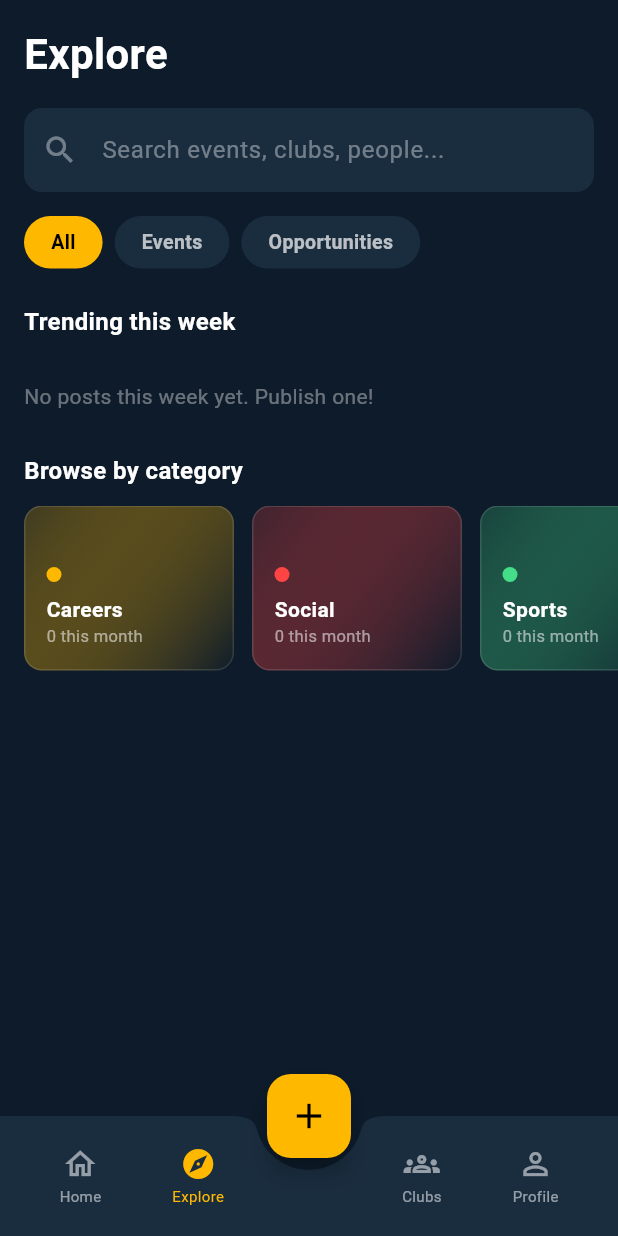
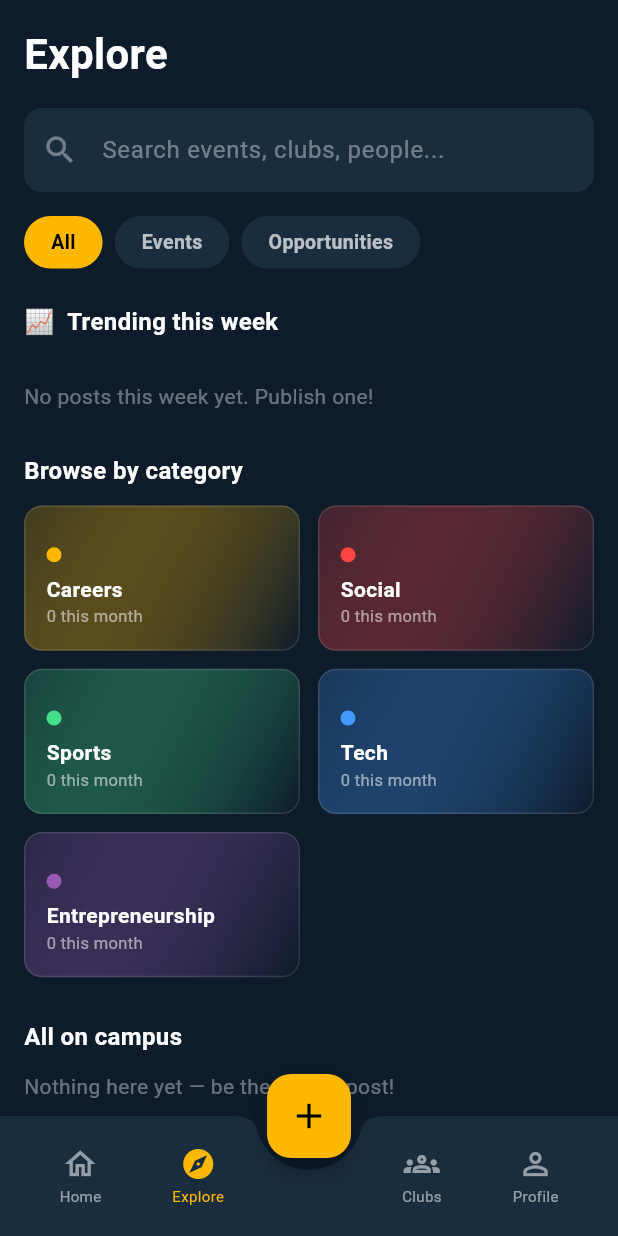
Before and after one commit to dindihabeeb/mobile_dev_formative_assignment_1, a Flutter app: the screen it shows after launch, on a phone screen of 412 x 824 dp. Run offline on Flutter 3.47's test engine with Material 3 defaults, Android fonts, the phone set to English and light mode, and no system bars; our stand-ins replace image_picker.

Commit message:
feat: redesign explore screen and add post validation

```diff
--- a/lib/Screens/explore.dart
+++ b/lib/Screens/explore.dart
@@ -20,6 +20,7 @@ class _ExploreScreenState extends State<ExploreScreen> {
     'Social': Color(0xFFFF4444),
     'Sports': Color(0xFF44DD88),
     'Tech': Color(0xFF4499FF),
+    'Entrepreneurship': Color(0xFF9B59B6),
   };
 
   List<Post> _filtered(List<Post> all) {
@@ -61,9 +62,6 @@ class _ExploreScreenState extends State<ExploreScreen> {
       builder: (context, allPosts, _) {
         final filtered = _filtered(allPosts);
         final trending = _trending(filtered);
-        final isFiltering = _searchQuery.isNotEmpty ||
-            _typeFilter != 'All' ||
-            _categoryFilter.isNotEmpty;
 
         return Scaffold(
           backgroundColor: const Color(0xFF0D1B2A),
@@ -88,14 +86,12 @@ class _ExploreScreenState extends State<ExploreScreen> {
 
                         const SizedBox(height: 16),
 
-                        // Search bar
                         TextField(
                           onChanged: (v) =>
                               setState(() => _searchQuery = v),
                           style: const TextStyle(color: Colors.white),
                           decoration: InputDecoration(
-                            hintText:
-                                'Search events, clubs, people...',
+                            hintText: 'Search events, clubs, people...',
                             hintStyle:
                                 const TextStyle(color: Colors.white38),
                             prefixIcon: const Icon(Icons.search,
@@ -111,7 +107,6 @@ class _ExploreScreenState extends State<ExploreScreen> {
 
                         const SizedBox(height: 16),
 
-                        // Type filter chips
                         SingleChildScrollView(
                           scrollDirection: Axis.horizontal,
                           child: Row(
@@ -124,13 +119,18 @@ class _ExploreScreenState extends State<ExploreScreen> {
 
                         const SizedBox(height: 24),
 
-                        const Text(
+                        Row(
+                          children: const [
+                            Text('📈  ', style: TextStyle(fontSize: 16)),
+                            Text(
                               'Trending this week',
                               style: TextStyle(
                                 color: Colors.white,
                                 fontSize: 16,
                                 fontWeight: FontWeight.bold,
                               ),
+                            ),
+                          ],
                         ),
 
                         const SizedBox(height: 12),
@@ -139,7 +139,7 @@ class _ExploreScreenState extends State<ExploreScreen> {
                   ),
                 ),
 
-                // Carousel post cards
+                // Trending carousel
                 SliverToBoxAdapter(
                   child: trending.isEmpty
                       ? const Padding(
@@ -179,43 +179,51 @@ class _ExploreScreenState extends State<ExploreScreen> {
                   ),
                 ),
 
-                // Horizontal category cards
-                SliverToBoxAdapter(
-                  child: SizedBox(
-                    height: 110,
-                    child: ListView(
-                      scrollDirection: Axis.horizontal,
-                      padding:
-                          const EdgeInsets.symmetric(horizontal: 16),
-                      children: _categoryColors.entries.map((e) {
+                // 2-column category grid
+                SliverPadding(
+                  padding: const EdgeInsets.symmetric(horizontal: 16),
+                  sliver: SliverGrid(
+                    gridDelegate:
+                        const SliverGridDelegateWithFixedCrossAxisCount(
+                      crossAxisCount: 2,
+                      crossAxisSpacing: 12,
+                      mainAxisSpacing: 12,
+                      childAspectRatio: 1.9,
+                    ),
+                    delegate: SliverChildBuilderDelegate(
+                      (context, i) {
+                        final entry =
+                            _categoryColors.entries.elementAt(i);
                         final count =
-                            _countThisMonth(allPosts, e.key);
+                            _countThisMonth(allPosts, entry.key);
                         return GestureDetector(
                           onTap: () => setState(() {
-                            _categoryFilter = _categoryFilter == e.key
+                            _categoryFilter =
+                                _categoryFilter == entry.key
                                     ? ''
-                                : e.key;
+                                    : entry.key;
                           }),
                           child: _CategoryCard(
-                            name: e.key,
-                            color: e.value,
+                            name: entry.key,
+                            color: entry.value,
                             count: count,
-                            isSelected: _categoryFilter == e.key,
+                            isSelected: _categoryFilter == entry.key,
                           ),
                         );
-                      }).toList(),
+                      },
+                      childCount: _categoryColors.length,
                     ),
                   ),
                 ),
 
-                // Filtered results (shown when searching or filtering)
-                if (isFiltering) ...[
+                // All on campus label
                 SliverToBoxAdapter(
                   child: Padding(
-                      padding:
-                          const EdgeInsets.fromLTRB(16, 24, 16, 8),
+                    padding: const EdgeInsets.fromLTRB(16, 28, 16, 12),
                     child: Text(
-                        'Results (${filtered.length})',
+                      filtered.isEmpty
+                          ? 'All on campus'
+                          : 'All on campus (${filtered.length})',
                       style: const TextStyle(
                         color: Colors.white,
                         fontSize: 16,
@@ -224,20 +232,31 @@ class _ExploreScreenState extends State<ExploreScreen> {
                     ),
                   ),
                 ),
-                  SliverPadding(
+
+                // All on campus list
+                filtered.isEmpty
+                    ? const SliverToBoxAdapter(
+                        child: Padding(
+                          padding: EdgeInsets.symmetric(horizontal: 16),
+                          child: Text(
+                            'Nothing here yet — be the first to post!',
+                            style: TextStyle(color: Colors.white38),
+                          ),
+                        ),
+                      )
+                    : SliverPadding(
                         padding:
                             const EdgeInsets.fromLTRB(16, 0, 16, 24),
                         sliver: SliverList(
                           delegate: SliverChildBuilderDelegate(
-                        (_, i) => _ResultRow(post: filtered[i]),
+                            (_, i) =>
+                                _CampusRow(post: filtered[i]),
                             childCount: filtered.length,
                           ),
                         ),
                       ),
-                ],
 
-                const SliverToBoxAdapter(
-                    child: SizedBox(height: 80)),
+                const SliverToBoxAdapter(child: SizedBox(height: 80)),
               ],
             ),
           ),
@@ -252,7 +271,8 @@ class _ExploreScreenState extends State<ExploreScreen> {
       onTap: () => setState(() => _typeFilter = label),
       child: Container(
         margin: const EdgeInsets.only(right: 8),
-        padding: const EdgeInsets.symmetric(horizontal: 18, vertical: 8),
+        padding:
+            const EdgeInsets.symmetric(horizontal: 18, vertical: 8),
         decoration: BoxDecoration(
           color: isSelected
               ? const Color(0xFFFFB800)
@@ -272,7 +292,7 @@ class _ExploreScreenState extends State<ExploreScreen> {
   }
 }
 
-// ── Reusable category card ───────────────────────────────────────────────────
+// ── Category card ─────────────────────────────────────────────────────────────
 
 class CategoryCard extends StatelessWidget {
   final String name;
@@ -291,8 +311,6 @@ class CategoryCard extends StatelessWidget {
   @override
   Widget build(BuildContext context) {
     return Container(
-      width: 140,
-      margin: const EdgeInsets.only(right: 12),
       decoration: BoxDecoration(
         gradient: LinearGradient(
           begin: Alignment.topLeft,
@@ -326,15 +344,14 @@ class CategoryCard extends StatelessWidget {
                   fontWeight: FontWeight.bold,
                   fontSize: 14)),
           Text('$count this month',
-              style:
-                  const TextStyle(color: Colors.white54, fontSize: 11)),
+              style: const TextStyle(
+                  color: Colors.white54, fontSize: 11)),
         ],
       ),
     );
   }
 }
 
-// Private alias used only inside this file
 class _CategoryCard extends CategoryCard {
   const _CategoryCard({
     required super.name,
@@ -344,58 +361,154 @@ class _CategoryCard extends CategoryCard {
   });
 }
 
-// ── Search result row ────────────────────────────────────────────────────────
+// ── Campus row ────────────────────────────────────────────────────────────────
 
-class _ResultRow extends StatelessWidget {
+class _CampusRow extends StatelessWidget {
   final Post post;
-  const _ResultRow({required this.post});
+  const _CampusRow({required this.post});
 
   static const Map<String, Color> _colors = {
     'Careers': Color(0xFFFFB800),
     'Social': Color(0xFFFF4444),
     'Sports': Color(0xFF44DD88),
     'Tech': Color(0xFF4499FF),
+    'Entrepreneurship': Color(0xFF9B59B6),
   };
+
+  static const List<String> _months = [
+    'JAN', 'FEB', 'MAR', 'APR', 'MAY', 'JUN',
+    'JUL', 'AUG', 'SEP', 'OCT', 'NOV', 'DEC',
+  ];
 
   @override
   Widget build(BuildContext context) {
-    final dot = _colors[post.category] ?? const Color(0xFFFFB800);
+    final color = _colors[post.category] ?? const Color(0xFFFFB800);
+    final date = post.date;
+
     return Container(
       margin: const EdgeInsets.only(bottom: 10),
-      padding: const EdgeInsets.all(14),
+      padding: const EdgeInsets.all(12),
       decoration: BoxDecoration(
         color: const Color(0xFF1A2D3F),
-        borderRadius: BorderRadius.circular(12),
+        borderRadius: BorderRadius.circular(14),
       ),
       child: Row(
         children: [
+          // Date badge
           Container(
-            width: 10,
-            height: 10,
-            decoration:
-                BoxDecoration(color: dot, shape: BoxShape.circle),
+            width: 48,
+            height: 54,
+            decoration: BoxDecoration(
+              color: color.withValues(alpha: 0.25),
+              borderRadius: BorderRadius.circular(10),
             ),
+            child: Column(
+              mainAxisAlignment: MainAxisAlignment.center,
+              children: [
+                Text(
+                  date != null ? '${date.day}' : '--',
+                  style: TextStyle(
+                    color: color,
+                    fontWeight: FontWeight.bold,
+                    fontSize: 18,
+                    height: 1.1,
+                  ),
+                ),
+                Text(
+                  date != null
+                      ? _months[date.month - 1]
+                      : post.type == 'Opportunity'
+                          ? 'OPEN'
+                          : 'TBD',
+                  style: TextStyle(
+                    color: color,
+                    fontSize: 10,
+                    fontWeight: FontWeight.w600,
+                  ),
+                ),
+              ],
+            ),
+          ),
+
           const SizedBox(width: 12),
+
+          // Title + location / category
           Expanded(
             child: Column(
               crossAxisAlignment: CrossAxisAlignment.start,
               children: [
-                Text(post.title,
+                Text(
+                  post.title,
                   style: const TextStyle(
                     color: Colors.white,
-                        fontWeight: FontWeight.bold)),
-                const SizedBox(height: 2),
-                Text(post.category,
+                    fontWeight: FontWeight.bold,
+                    fontSize: 14,
+                  ),
+                  maxLines: 1,
+                  overflow: TextOverflow.ellipsis,
+                ),
+                const SizedBox(height: 4),
+                Row(
+                  children: [
+                    const Icon(Icons.location_on_outlined,
+                        color: Colors.white54, size: 12),
+                    const SizedBox(width: 2),
+                    Expanded(
+                      child: Text(
+                        post.location.isNotEmpty
+                            ? post.location
+                            : post.category,
                         style: const TextStyle(
-                        color: Colors.white54, fontSize: 12)),
+                            color: Colors.white54, fontSize: 12),
+                        overflow: TextOverflow.ellipsis,
+                      ),
+                    ),
+                  ],
+                ),
               ],
             ),
           ),
-          Text(post.type,
-              style: const TextStyle(
-                  color: Colors.white38, fontSize: 11)),
+
+          const SizedBox(width: 8),
+
+          // Going / Apply button
+          _ActionButton(post: post),
         ],
       ),
     );
   }
 }
+
+class _ActionButton extends StatelessWidget {
+  final Post post;
+  const _ActionButton({required this.post});
+
+  @override
+  Widget build(BuildContext context) {
+    if (post.type == 'Opportunity') {
+      return _chip('Apply', const Color(0xFFFFB800), Colors.black);
+    }
+    if (post.isFinished) {
+      return _chip('Finished', Colors.white24, Colors.white54);
+    }
+    return _chip('✓  Going', const Color(0xFF44DD88), Colors.black);
+  }
+
+  Widget _chip(String label, Color bg, Color fg) {
+    return Container(
+      padding:
+          const EdgeInsets.symmetric(horizontal: 14, vertical: 8),
+      decoration: BoxDecoration(
+        color: bg,
+        borderRadius: BorderRadius.circular(20),
+      ),
+      child: Text(
+        label,
+        style: TextStyle(
+            color: fg,
+            fontSize: 12,
+            fontWeight: FontWeight.bold),
+      ),
+    );
+  }
+}
```
Also changed, not shown: lib/Widgets/event.dart (+23 -2 lines). Lines whose indentation alone changed are shown as unchanged.
